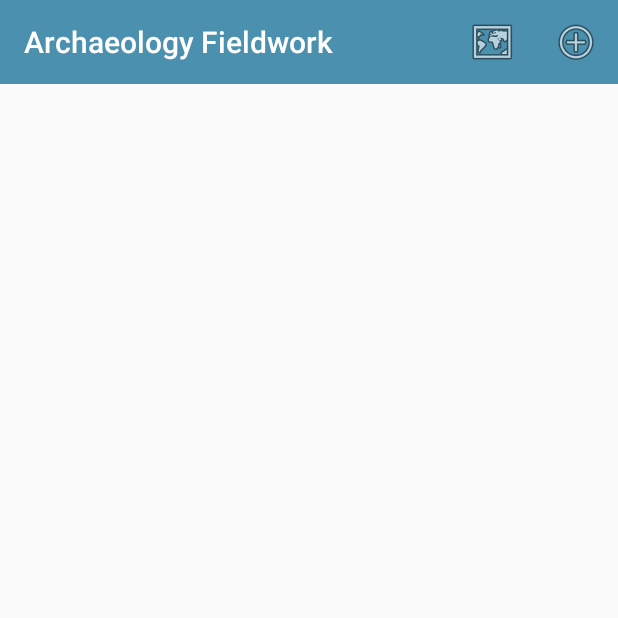
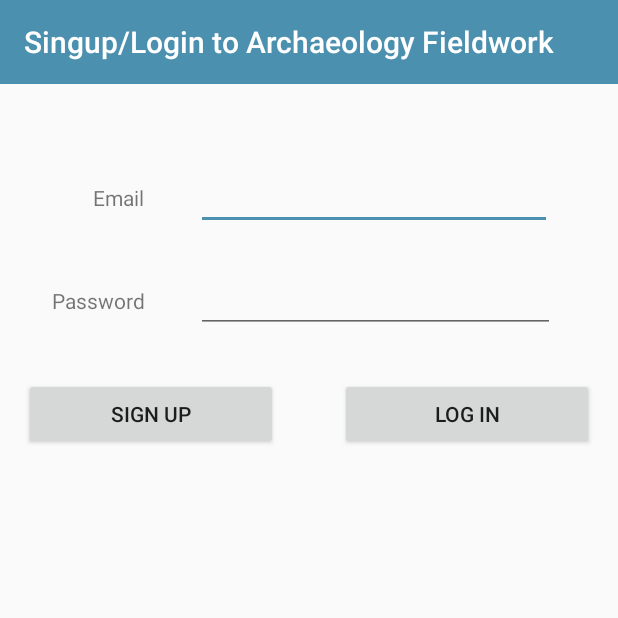
Before and after one commit to jasonwvh/Archaeology, an Android app: the screen it shows after launch (SiteListView before the commit, LoginView after it), on a phone screen of 412 x 824 dp, the top half of it. Run offline under Robolectric (Android 15) with nearby library versions, the phone set to English and light mode, and no system bars; our stand-ins replace Room's generated code; 1 statement that could not run was skipped.

Commit message:
signup feature

```diff
--- a/app/src/main/java/com/archaeology/views/BaseView.kt
+++ b/app/src/main/java/com/archaeology/views/BaseView.kt
@@ -7,6 +7,7 @@ import androidx.appcompat.widget.Toolbar
 import com.archaeology.models.Location
 import com.archaeology.models.SiteModel
 import com.archaeology.views.editlocation.EditLocationView
+import com.archaeology.views.login.LoginView
 import com.archaeology.views.map.SiteMapsView
 import com.archaeology.views.site.SiteView
 import com.archaeology.views.sitelist.SiteListView
@@ -16,7 +17,7 @@ val IMAGE_REQUEST = 1
 val LOCATION_REQUEST = 2
 
 enum class VIEW {
-    LOCATION, SITE, MAPS, LIST
+    LOCATION, SITE, MAPS, LIST, LOGIN
 }
 
 open abstract class BaseView() : AppCompatActivity(), AnkoLogger {
@@ -30,6 +31,7 @@ open abstract class BaseView() : AppCompatActivity(), AnkoLogger {
             VIEW.SITE -> intent = Intent(this, SiteView::class.java)
             VIEW.MAPS -> intent = Intent(this, SiteMapsView::class.java)
             VIEW.LIST -> intent = Intent(this, SiteListView::class.java)
+            VIEW.LOGIN -> intent = Intent(this, LoginView::class.java)
         }
         if (key != "") {
             intent.putExtra(key, value)
@@ -42,9 +44,10 @@ open abstract class BaseView() : AppCompatActivity(), AnkoLogger {
         return presenter
     }
 
-    fun init(toolbar: Toolbar) {
+    fun init(toolbar: Toolbar, upEnabled: Boolean) {
         toolbar.title = title
         setSupportActionBar(toolbar)
+        supportActionBar?.setDisplayHomeAsUpEnabled(upEnabled)
     }
 
     override fun onDestroy() {
@@ -70,7 +73,7 @@ open abstract class BaseView() : AppCompatActivity(), AnkoLogger {
 
     open fun showSite(Site: SiteModel) {}
     open fun showSites(Sites: List<SiteModel>) {}
+    open fun showLocation(location: Location) {}
     open fun showProgress() {}
     open fun hideProgress() {}
-    open fun showLocation(location: Location) {}
 }
--- a/app/src/main/java/com/archaeology/views/editlocation/EditLocationPresenter.kt
+++ b/app/src/main/java/com/archaeology/views/editlocation/EditLocationPresenter.kt
@@ -28,7 +28,6 @@ class EditLocationPresenter(view: BaseView) : BasePresenter(view) {
             .position(loc)
         map.addMarker(options)
         map.moveCamera(CameraUpdateFactory.newLatLngZoom(loc, location.zoom))
-        view?.showLocation(loc.latitude, loc.longitude)
     }
 
     fun doUpdateLocation(lat: Double, lng: Double) {
--- a/app/src/main/java/com/archaeology/views/editlocation/EditLocationView.kt
+++ b/app/src/main/java/com/archaeology/views/editlocation/EditLocationView.kt
@@ -42,9 +42,4 @@ class EditLocationView : BaseView(), GoogleMap.OnMarkerDragListener, GoogleMap.O
         presenter.doUpdateMarker(marker)
         return false
     }
-
-    override fun showLocation(latitude: Double, longitude: Double) {
-        lat.setText("%.6f".format(latitude))
-        lng.setText("%.6f".format(longitude))
-    }
 }
--- /dev/null
+++ b/app/src/main/java/com/archaeology/views/login/LoginView.kt
@@ -0,0 +1,41 @@
+package com.archaeology.views.login
+
+import android.os.Bundle
+import com.archaeology.views.BaseView
+import com.example.archaeology.R
+import kotlinx.android.synthetic.main.activity_login.*
+import org.jetbrains.anko.toast
+
+
+class LoginView : BaseView() {
+
+    lateinit var presenter: LoginPresenter
+
+    override fun onCreate(savedInstanceState: Bundle?) {
+        super.onCreate(savedInstanceState)
+        setContentView(R.layout.activity_login)
+        init(toolbar, false)
+
+        presenter = initPresenter(LoginPresenter(this)) as LoginPresenter
+
+        signUp.setOnClickListener {
+            val email = email.text.toString()
+            val password = password.text.toString()
+            if (email == "" || password == "") {
+                toast("Please provide email + password")
+            } else {
+                presenter.doSignUp(email, password)
+            }
+        }
+
+        logIn.setOnClickListener {
+            val email = email.text.toString()
+            val password = password.text.toString()
+            if (email == "" || password == "") {
+                toast("Please provide email + password")
+            } else {
+                presenter.doLogin(email, password)
+            }
+        }
+    }
+}
--- a/app/src/main/java/com/archaeology/views/map/SiteMapsView.kt
+++ b/app/src/main/java/com/archaeology/views/map/SiteMapsView.kt
@@ -18,7 +18,7 @@ class SiteMapsView : BaseView(), GoogleMap.OnMarkerClickListener {
     override fun onCreate(savedInstanceState: Bundle?) {
         super.onCreate(savedInstanceState)
         setContentView(R.layout.activity_site_maps)
-        super.init(toolbar)
+        super.init(toolbar, true)
 
         presenter = initPresenter (SiteMapPresenter(this)) as SiteMapPresenter
 
--- a/app/src/main/java/com/archaeology/views/site/SiteView.kt
+++ b/app/src/main/java/com/archaeology/views/site/SiteView.kt
@@ -21,7 +21,7 @@ class SiteView : BaseView(), AnkoLogger {
     override fun onCreate(savedInstanceState: Bundle?) {
         super.onCreate(savedInstanceState)
         setContentView(R.layout.activity_site)
-        super.init(toolbarAdd)
+        super.init(toolbarAdd, true)
 
         presenter = initPresenter(SitePresenter(this)) as SitePresenter
 
--- a/app/src/main/java/com/archaeology/views/sitelist/SiteListPresenter.kt
+++ b/app/src/main/java/com/archaeology/views/sitelist/SiteListPresenter.kt
@@ -21,6 +21,10 @@ class SiteListPresenter(view: BaseView): BasePresenter(view) {
         view?.navigateTo(VIEW.MAPS)
     }
 
+    fun doLogout() {
+        view?.navigateTo(VIEW.LOGIN)
+    }
+
     fun loadSites() {
         doAsync {
             val sites = app.sites.findAll()
--- a/app/src/main/java/com/archaeology/views/sitelist/SiteListView.kt
+++ b/app/src/main/java/com/archaeology/views/sitelist/SiteListView.kt
@@ -39,6 +39,7 @@ class SiteListView : BaseView(), SiteListener {
         when (item?.itemId) {
             R.id.item_add -> presenter.doAddSite()
             R.id.item_map -> presenter.doShowSitesMap()
+            R.id.item_logout ->presenter.doLogout()
         }
         return super.onOptionsItemSelected(item)
     }
--- /dev/null
+++ b/app/src/main/res/layout/activity_login.xml
@@ -0,0 +1,116 @@
+<?xml version="1.0" encoding="utf-8"?>
+<androidx.constraintlayout.widget.ConstraintLayout xmlns:android="http://schemas.android.com/apk/res/android"
+    xmlns:app="http://schemas.android.com/apk/res-auto"
+    xmlns:tools="http://schemas.android.com/tools"
+    android:layout_width="match_parent"
+    android:layout_height="match_parent"
+    tools:context="com.archaeology.views.login.LoginView">
+
+    <com.google.android.material.appbar.AppBarLayout
+        android:id="@+id/appBarLayout"
+        android:layout_width="match_parent"
+        android:layout_height="wrap_content"
+        android:background="@color/colorAccent"
+        android:fitsSystemWindows="true"
+        app:elevation="0dip"
+        app:layout_constraintTop_toTopOf="parent"
+        app:theme="@style/ThemeOverlay.AppCompat.Dark.ActionBar">
+
+        <androidx.appcompat.widget.Toolbar
+            android:id="@+id/toolbar"
+            android:layout_width="match_parent"
+            android:layout_height="wrap_content"
+            app:titleTextColor="@color/colorPrimary" />
+
+    </com.google.android.material.appbar.AppBarLayout>
+
+    <androidx.constraintlayout.widget.ConstraintLayout
+        android:layout_width="match_parent"
+        android:layout_height="match_parent"
+        android:layout_marginStart="8dp"
+        android:layout_marginEnd="8dp"
+        android:layout_marginBottom="16dp"
+        app:layout_constraintBottom_toBottomOf="parent"
+        app:layout_constraintEnd_toEndOf="parent"
+        app:layout_constraintHorizontal_bias="0.0"
+        app:layout_constraintStart_toStartOf="parent"
+        app:layout_constraintTop_toTopOf="parent"
+        app:layout_constraintVertical_bias="0.0">
+
+
+        <EditText
+            android:id="@+id/email"
+            android:layout_width="237dp"
+            android:layout_height="wrap_content"
+            android:layout_marginStart="8dp"
+            android:layout_marginTop="108dp"
+            android:layout_marginEnd="36dp"
+            android:ems="10"
+            android:inputType="textEmailAddress"
+            app:layout_constraintEnd_toEndOf="parent"
+            app:layout_constraintHorizontal_bias="1.0"
+            app:layout_constraintStart_toEndOf="@+id/textView"
+            app:layout_constraintTop_toTopOf="parent" />
+
+        <TextView
+            android:id="@+id/textView"
+            android:layout_width="72dp"
+            android:layout_height="23dp"
+            android:layout_marginStart="16dp"
+            android:text="Email"
+            android:textAlignment="textEnd"
+            app:layout_constraintBaseline_toBaselineOf="@+id/email"
+            app:layout_constraintStart_toStartOf="parent" />
+
+        <EditText
+            android:id="@+id/password"
+            android:layout_width="239dp"
+            android:layout_height="wrap_content"
+            android:layout_marginTop="8dp"
+            android:ems="10"
+            android:inputType="textPassword"
+            app:layout_constraintBottom_toBottomOf="parent"
+            app:layout_constraintEnd_toEndOf="@+id/email"
+            app:layout_constraintHorizontal_bias="0.0"
+            app:layout_constraintStart_toStartOf="@+id/email"
+            app:layout_constraintTop_toBottomOf="@+id/email"
+            app:layout_constraintVertical_bias="0.026" />
+
+        <TextView
+            android:id="@+id/textView2"
+            android:layout_width="70dp"
+            android:layout_height="29dp"
+            android:text="Password"
+            android:textAlignment="textEnd"
+            app:layout_constraintBaseline_toBaselineOf="@+id/password"
+            app:layout_constraintEnd_toEndOf="@+id/textView"
+            app:layout_constraintHorizontal_bias="1.0"
+            app:layout_constraintStart_toStartOf="@+id/textView" />
+
+        <Button
+            android:id="@+id/signUp"
+            android:layout_width="169dp"
+            android:layout_height="wrap_content"
+            android:layout_marginStart="8dp"
+            android:layout_marginTop="32dp"
+            android:text="Sign Up"
+            app:layout_constraintStart_toStartOf="parent"
+            app:layout_constraintTop_toBottomOf="@+id/textView2" />
+
+        <Button
+            android:id="@+id/logIn"
+            android:layout_width="169dp"
+            android:layout_height="wrap_content"
+            android:layout_marginStart="8dp"
+            android:layout_marginTop="8dp"
+            android:layout_marginEnd="8dp"
+            android:text="Log In"
+            app:layout_constraintBottom_toBottomOf="@+id/signUp"
+            app:layout_constraintEnd_toEndOf="parent"
+            app:layout_constraintHorizontal_bias="1.0"
+            app:layout_constraintStart_toEndOf="@+id/signUp"
+            app:layout_constraintTop_toBottomOf="@+id/password"
+            app:layout_constraintVertical_bias="1.0" />
+    </androidx.constraintlayout.widget.ConstraintLayout>
+
+</androidx.constraintlayout.widget.ConstraintLayout>
--- a/app/src/main/res/menu/menu_main.xml
+++ b/app/src/main/res/menu/menu_main.xml
@@ -14,4 +14,10 @@
       android:title="@string/menu_addSite"
       app:showAsAction="always" />
 
+  <item
+      android:id="@+id/item_logout"
+      android:title="@string/menu_logout"
+      android:visible="true"
+      app:showAsAction="never" />
+
 </menu>
--- a/app/src/main/res/values/strings.xml
+++ b/app/src/main/res/values/strings.xml
@@ -11,6 +11,8 @@
     <string name="menu_cancelSite">Cancel</string>
     <string name="menu_saveSite">Save</string>
     <string name="menu_deleteSite">Delete</string>
+    <string name="menu_showMap">Show Map</string>
+    <string name="menu_logout">Logout</string>
 
     <string name="enter_site_name">Please enter a name for the site</string>
     <string name="save_site">Save site</string>
@@ -20,6 +22,10 @@
 
     <string name="title_activity_map">Map</string>
     <string name="title_activity_site_maps">Map of All Sites</string>
+    <string name="title_activity_login">Singup/Login to Archaeology Fieldwork</string>
+    <string name="title_activity_site">Add Site</string>
+    <string name="title_activity_site_list">List of Archaeological Sites</string>
+    <string name="title_activity_edit_location">Change the location</string>
 
     <string name="site_image_placeholder">Site Image</string>
     <string name="site_name_placeholder">Site Name</string>
```
Also changed, not shown: app/src/main/AndroidManifest.xml (+41 -17 lines), app/src/main/java/com/archaeology/views/login/LoginPresenter.kt (added, +16 -0 lines).
